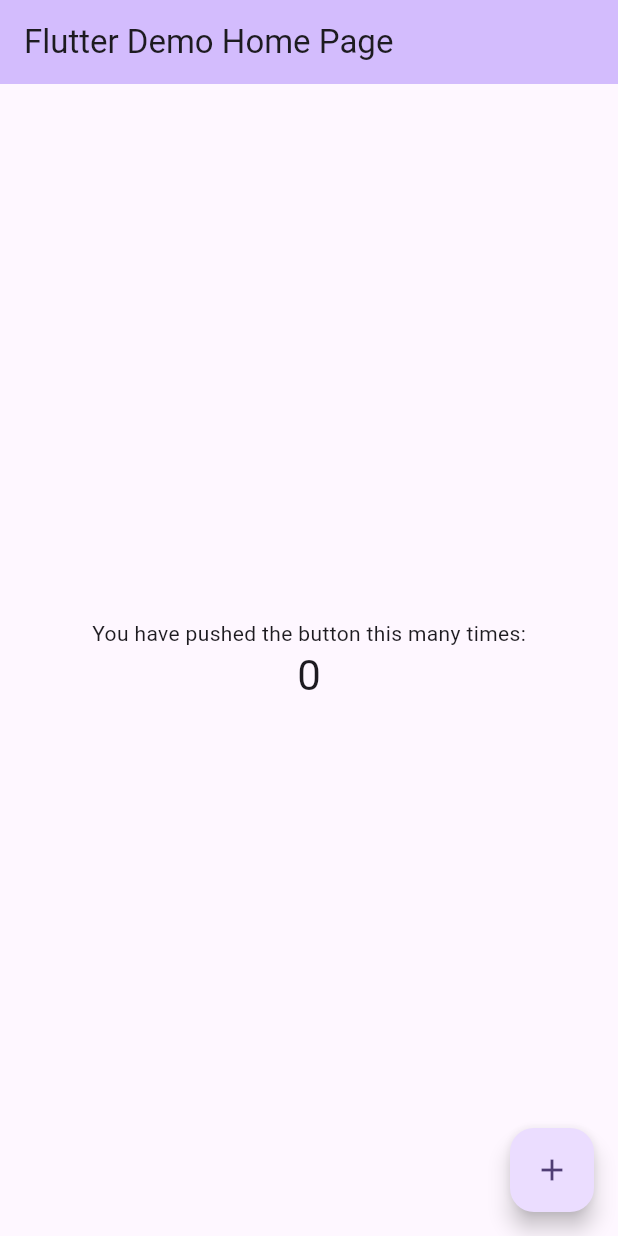
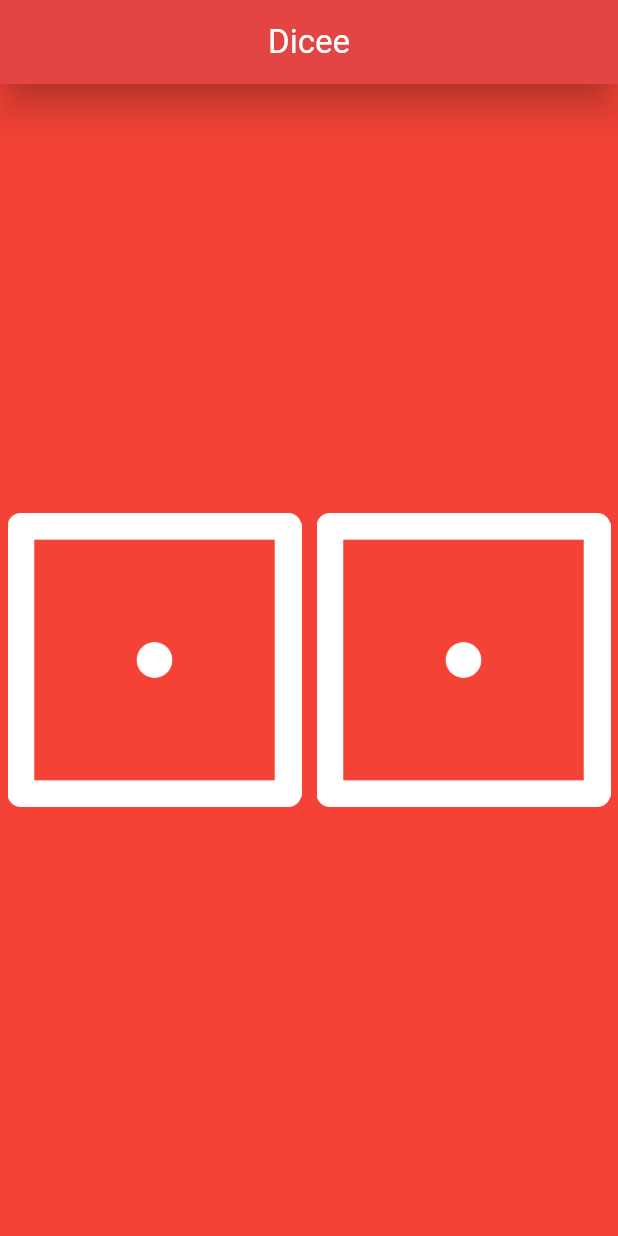
Before and after one commit to the-fanan/dicee, a Flutter app: the screen it shows after launch, on a phone screen of 412 x 824 dp. Run offline on Flutter 3.47's test engine with Material 3 defaults, Android fonts, the phone set to English and light mode, and no system bars.

Commit message:
feat: basic style set up

```diff
--- a/lib/main.dart
+++ b/lib/main.dart
@@ -1,125 +1,64 @@
 import 'package:flutter/material.dart';
 
 void main() {
-  runApp(const MyApp());
+  return runApp(const MyApp());
 }
 
 class MyApp extends StatelessWidget {
   const MyApp({super.key});
 
-  // This widget is the root of your application.
   @override
   Widget build(BuildContext context) {
     return MaterialApp(
-      title: 'Flutter Demo',
-      theme: ThemeData(
-        // This is the theme of your application.
-        //
-        // TRY THIS: Try running your application with "flutter run". You'll see
-        // the application has a purple toolbar. Then, without quitting the app,
-        // try changing the seedColor in the colorScheme below to Colors.green
-        // and then invoke "hot reload" (save your changes or press the "hot
-        // reload" button in a Flutter-supported IDE, or press "r" if you used
-        // the command line to start the app).
-        //
-        // Notice that the counter didn't reset back to zero; the application
-        // state is not lost during the reload. To reset the state, use hot
-        // restart instead.
-        //
-        // This works for code too, not just values: Most code changes can be
-        // tested with just a hot reload.
-        colorScheme: ColorScheme.fromSeed(seedColor: Colors.deepPurple),
-        useMaterial3: true,
+      home: Scaffold(
+        backgroundColor: Colors.red,
+        appBar: AppBar(
+          title: const Center(
+            child: Text(
+              'Dicee',
+              textAlign: TextAlign.center,
+              style: TextStyle(
+                color: Colors.white,
+              ),
+            ),
+          ),
+          backgroundColor: Colors.red,
+          shadowColor: Colors.black,
+          elevation: 10,
+          scrolledUnderElevation: 10,
+        ),
+        body: const DicePage(),
       ),
-      home: const MyHomePage(title: 'Flutter Demo Home Page'),
     );
   }
 }
 
-class MyHomePage extends StatefulWidget {
-  const MyHomePage({super.key, required this.title});
-
-  // This widget is the home page of your application. It is stateful, meaning
-  // that it has a State object (defined below) that contains fields that affect
-  // how it looks.
-
-  // This class is the configuration for the state. It holds the values (in this
-  // case the title) provided by the parent (in this case the App widget) and
-  // used by the build method of the State. Fields in a Widget subclass are
-  // always marked "final".
-
-  final String title;
-
-  @override
-  State<MyHomePage> createState() => _MyHomePageState();
-}
-
-class _MyHomePageState extends State<MyHomePage> {
-  int _counter = 0;
-
-  void _incrementCounter() {
-    setState(() {
-      // This call to setState tells the Flutter framework that something has
-      // changed in this State, which causes it to rerun the build method below
-      // so that the display can reflect the updated values. If we changed
-      // _counter without calling setState(), then the build method would not be
-      // called again, and so nothing would appear to happen.
-      _counter++;
-    });
-  }
+class DicePage extends StatelessWidget {
+  const DicePage({super.key});
 
   @override
   Widget build(BuildContext context) {
-    // This method is rerun every time setState is called, for instance as done
-    // by the _incrementCounter method above.
-    //
-    // The Flutter framework has been optimized to make rerunning build methods
-    // fast, so that you can just rebuild anything that needs updating rather
-    // than having to individually change instances of widgets.
-    return Scaffold(
-      appBar: AppBar(
-        // TRY THIS: Try changing the color here to a specific color (to
-        // Colors.amber, perhaps?) and trigger a hot reload to see the AppBar
-        // change color while the other colors stay the same.
-        backgroundColor: Theme.of(context).colorScheme.inversePrimary,
-        // Here we take the value from the MyHomePage object that was created by
-        // the App.build method, and use it to set our appbar title.
-        title: Text(widget.title),
-      ),
-      body: Center(
-        // Center is a layout widget. It takes a single child and positions it
-        // in the middle of the parent.
-        child: Column(
-          // Column is also a layout widget. It takes a list of children and
-          // arranges them vertically. By default, it sizes itself to fit its
-          // children horizontally, and tries to be as tall as its parent.
-          //
-          // Column has various properties to control how it sizes itself and
-          // how it positions its children. Here we use mainAxisAlignment to
-          // center the children vertically; the main axis here is the vertical
-          // axis because Columns are vertical (the cross axis would be
-          // horizontal).
-          //
-          // TRY THIS: Invoke "debug painting" (choose the "Toggle Debug Paint"
-          // action in the IDE, or press "p" in the console), to see the
-          // wireframe for each widget.
+    return Column(
+      mainAxisAlignment: MainAxisAlignment.center,
+      children: [
+        Row(
           mainAxisAlignment: MainAxisAlignment.center,
-          children: <Widget>[
-            const Text(
-              'You have pushed the button this many times:',
+          children: [
+            Expanded(
+              child: Container(
+                margin: const EdgeInsets.all(5),
+                child: Image.asset('images/dice1.png'),
+              ),
             ),
-            Text(
-              '$_counter',
-              style: Theme.of(context).textTheme.headlineMedium,
+            Expanded(
+              child: Container(
+                margin: const EdgeInsets.all(5),
+                child: Image.asset('images/dice1.png'),
+              ),
             ),
           ],
         ),
-      ),
-      floatingActionButton: FloatingActionButton(
-        onPressed: _incrementCounter,
-        tooltip: 'Increment',
-        child: const Icon(Icons.add),
-      ), // This trailing comma makes auto-formatting nicer for build methods.
+      ],
     );
   }
 }
```
